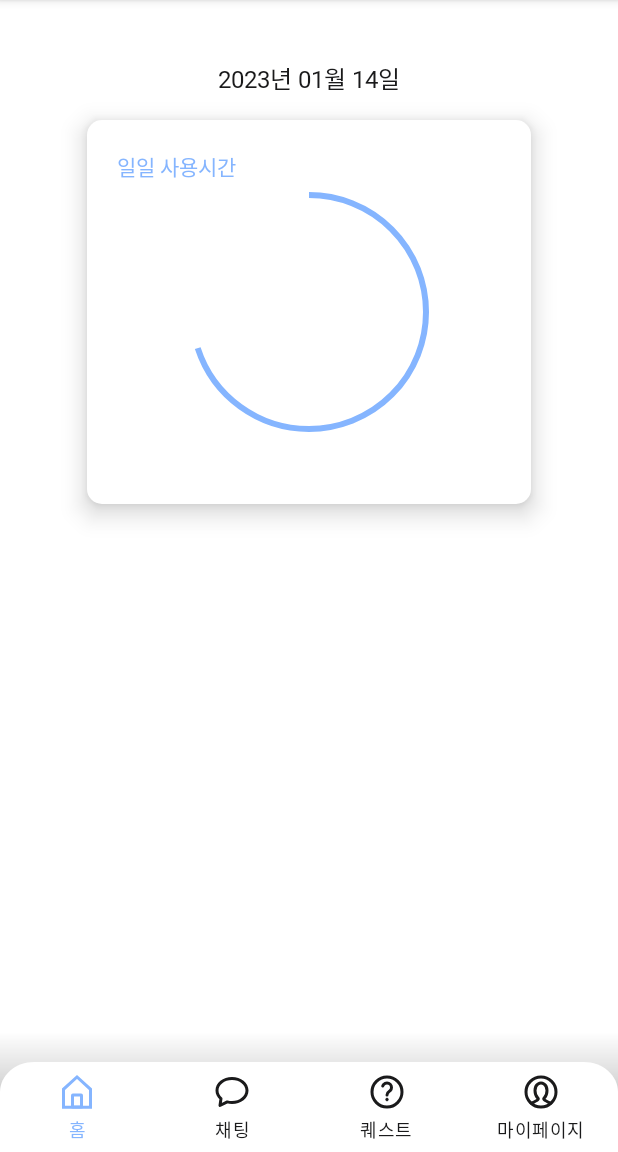
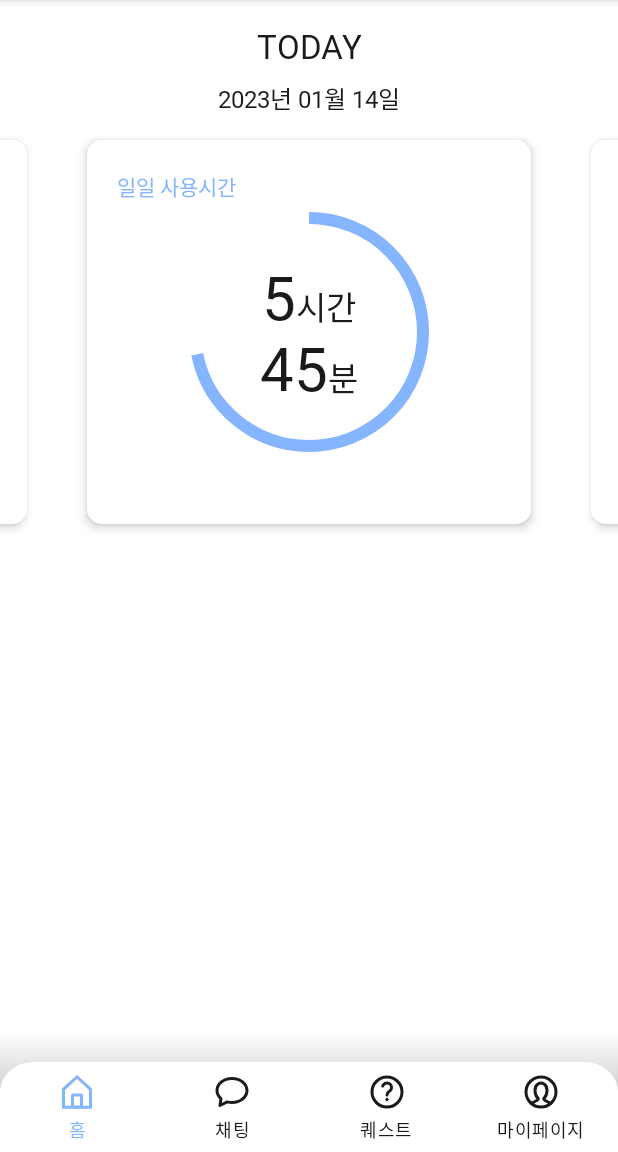
Before and after one commit to Pureum-umc-app/Pureum-FE, an Android app: the screen it shows after launch (MainActivity), on a phone screen of 412 x 824 dp, the part 84-1236 px from its top. Run offline under Robolectric (Android 15) with nearby library versions, the light colour scheme and no system bars; our stand-ins replace data binding, navigation-ui; libraries missing offline, so code that uses them is left out: com.kakao.sdk; 3 statements that could not run were skipped.

Commit message:
[ADD] 홈화면 일일 사용 시간 구현 완료

```diff
--- a/app/src/main/java/kr/co/pureum/adapter/home/UsageTimeAdapter.kt
+++ b/app/src/main/java/kr/co/pureum/adapter/home/UsageTimeAdapter.kt
@@ -1,19 +1,37 @@
 package kr.co.pureum.adapter.home
 
 import android.os.Build
-import android.view.LayoutInflater
-import android.view.ViewGroup
+import android.os.Bundle
 import androidx.annotation.RequiresApi
-import androidx.databinding.DataBindingUtil
-import androidx.recyclerview.widget.RecyclerView
-import kr.co.domain.model.UsageTimeInfo
-import kr.co.pureum.R
-import kr.co.pureum.databinding.FragmentUsageTimeBinding
-import java.time.format.DateTimeFormatter
+import androidx.fragment.app.Fragment
+import androidx.viewpager2.adapter.FragmentStateAdapter
+import kr.co.pureum.views.home.UsageTimeFragment
+import java.time.LocalDate
 
-class UsageTimeAdapter : RecyclerView.Adapter<UsageTimeAdapter.ViewHolder>() {
-    private lateinit var binding: FragmentUsageTimeBinding
-    private var usageTimeList = mutableListOf<UsageTimeInfo>()
+class UsageTimeAdapter(fragment: Fragment) : FragmentStateAdapter(fragment) {
+    companion object {
+        const val START_POSITION = Int.MAX_VALUE / 2
+    }
+
+    @RequiresApi(Build.VERSION_CODES.O)
+    override fun getItemId(position: Int): Long {
+        val date = LocalDate.now().plusDays((position - START_POSITION).toLong())
+        return date.year * 10000L + date.monthValue * 100L + date.dayOfMonth
+    }
+
+    override fun getItemCount(): Int = Int.MAX_VALUE
+
+    @RequiresApi(Build.VERSION_CODES.O)
+    override fun createFragment(position: Int): Fragment {
+        val itemId = getItemId(position)
+        return UsageTimeFragment().apply {
+            arguments = Bundle().apply {
+                putInt("year" , (itemId / 10000L).toInt())
+                putInt("month" , ((itemId % 10000L) / 100L).toInt())
+                putInt("day", (itemId % 100L).toInt())
+            }
+        }
+    }
 
     interface Listener {
         fun onClick(combId: Long)
@@ -26,32 +44,4 @@ class UsageTimeAdapter : RecyclerView.Adapter<UsageTimeAdapter.ViewHolder>() {
     fun setListener(listener: Listener){
         usageTimeListener = listener
     }
-
-    override fun onCreateViewHolder(parent: ViewGroup, viewType: Int): ViewHolder {
-        binding = DataBindingUtil.inflate(LayoutInflater.from(parent.context), R.layout.fragment_usage_time, parent, false)
-        return ViewHolder(binding)
-    }
-
-    @RequiresApi(Build.VERSION_CODES.O)
-    override fun onBindViewHolder(holder: ViewHolder, position: Int) {
-        holder.bind(usageTimeList[position], position)
-//        holder.itemView.setOnClickListener { usageTimeListener.onClick(usageTimeList[position].id) }
-    }
-
-    override fun getItemCount(): Int = usageTimeList.size
-
-    fun setData(data: List<UsageTimeInfo>){
-        usageTimeList.clear()
-        usageTimeList.addAll(data)
-        notifyDataSetChanged()
-    }
-
-    inner class ViewHolder(val binding: FragmentUsageTimeBinding) : RecyclerView.ViewHolder(binding.root) {
-        @RequiresApi(Build.VERSION_CODES.O)
-        fun bind(usageTimeInfo: UsageTimeInfo, position: Int){
-            binding.homeDate.text = usageTimeInfo.dateTime.format(DateTimeFormatter.ofPattern("yyyy년 MM월 dd일"))
-            binding.homeUsageTimeIndicator.max = usageTimeInfo.goalTime
-            binding.homeUsageTimeIndicator.progress = usageTimeInfo.usageTime
-        }
-    }
 }
--- a/app/src/main/java/kr/co/pureum/views/home/HomeFragment.kt
+++ b/app/src/main/java/kr/co/pureum/views/home/HomeFragment.kt
@@ -4,19 +4,16 @@ import android.os.Build
 import android.os.Bundle
 import android.view.View
 import androidx.annotation.RequiresApi
-import androidx.recyclerview.widget.LinearLayoutManager
-import kr.co.domain.model.UsageTimeInfo
+import androidx.recyclerview.widget.RecyclerView
 import kr.co.pureum.R
 import kr.co.pureum.adapter.home.UsageTimeAdapter
 import kr.co.pureum.base.BaseFragment
 import kr.co.pureum.databinding.FragmentHomeBinding
 import kr.co.pureum.views.MainActivity
 import java.time.LocalDateTime
-import java.time.format.DateTimeFormatter
 
 class HomeFragment : BaseFragment<FragmentHomeBinding>(R.layout.fragment_home) {
     private lateinit var mainActivity: MainActivity
-    private lateinit var today: LocalDateTime
 
     @RequiresApi(Build.VERSION_CODES.O)
     override fun onViewCreated(view: View, savedInstanceState: Bundle?) {
@@ -35,24 +32,27 @@ class HomeFragment : BaseFragment<FragmentHomeBinding>(R.layout.fragment_home) {
 
     @RequiresApi(Build.VERSION_CODES.O)
     private fun initView() {
-        today = LocalDateTime.now()
-
         binding.homeViewPager.apply {
-            adapter = UsageTimeAdapter().apply {
+            adapter = UsageTimeAdapter(this@HomeFragment).apply {
                 setListener(object : UsageTimeAdapter.Listener{
-                    override fun onClick(combId: Long) {
-                    }
-
-                    override fun onDelete(combId: Long) {
-                    }
-
-                    override fun onPost(combId: Long) {
-                    }
+                    override fun onClick(combId: Long) {}
+                    override fun onDelete(combId: Long) {}
+                    override fun onPost(combId: Long) {}
                 })
             }
+            setCurrentItem(UsageTimeAdapter.START_POSITION, false)
+
+            offscreenPageLimit = 3
+            getChildAt(0).overScrollMode = RecyclerView.OVER_SCROLL_NEVER
+
+            val pageMarginPx = resources.getDimensionPixelOffset(R.dimen.pageMargin)
+            val pagerWidth = resources.getDimensionPixelOffset(R.dimen.pagerWidth)
+            val screenWidth = resources.displayMetrics.widthPixels
+            val offsetPx = screenWidth - pageMarginPx - pagerWidth
+
+            setPageTransformer { page, position ->
+                page.translationX = position * -offsetPx
+            }
         }
-
-        val usageTimeList : List<UsageTimeInfo> = listOf(UsageTimeInfo(10, 7, LocalDateTime.now()), UsageTimeInfo(10, 7, LocalDateTime.now()), UsageTimeInfo(10, 7, LocalDateTime.now()))
-        (binding.homeViewPager.adapter as UsageTimeAdapter).setData(usageTimeList)
     }
 }
--- a/app/src/main/java/kr/co/pureum/views/home/UsageTimeFragment.kt
+++ b/app/src/main/java/kr/co/pureum/views/home/UsageTimeFragment.kt
@@ -1,10 +1,20 @@
 package kr.co.pureum.views.home
 
+import kr.co.pureum.R
+import android.os.Build
 import android.os.Bundle
+import android.text.SpannableString
+import android.text.Spanned.SPAN_INCLUSIVE_INCLUSIVE
+import android.text.TextUtils
+import android.text.style.AbsoluteSizeSpan
 import android.view.View
-import kr.co.pureum.R
+import androidx.annotation.RequiresApi
+import kr.co.domain.model.UsageTimeInfo
 import kr.co.pureum.base.BaseFragment
 import kr.co.pureum.databinding.FragmentUsageTimeBinding
+import java.time.LocalDate
+import java.time.format.DateTimeFormatter
+
 
 class UsageTimeFragment : BaseFragment<FragmentUsageTimeBinding>(R.layout.fragment_usage_time) {
     companion object {
@@ -16,13 +26,47 @@ class UsageTimeFragment : BaseFragment<FragmentUsageTimeBinding>(R.layout.fragme
         instance = this
     }
 
+    @RequiresApi(Build.VERSION_CODES.O)
     override fun onViewCreated(view: View, savedInstanceState: Bundle?) {
         super.onViewCreated(view, savedInstanceState)
         initView()
     }
 
+    @RequiresApi(Build.VERSION_CODES.O)
     private fun initView() {
+        val date = LocalDate.of(requireArguments().getInt("year"), requireArguments().getInt("month"), requireArguments().getInt("day"))
+        // TODO: 임시
+        val usageTimeInfo = UsageTimeInfo(480, 345, date)
+        if (date.isEqual(LocalDate.now())) {
+            binding.homeToday.visibility = View.VISIBLE
+        } else {
+            binding.homeToday.visibility = View.INVISIBLE
+        }
+        binding.homeDate.text = date.format(DateTimeFormatter.ofPattern("yyyy년 MM월 dd일"))
+        binding.homeUsageTimeIndicator.max = usageTimeInfo.goalTime
+        binding.homeUsageTimeIndicator.progress = usageTimeInfo.usageTime
 
+        val hour = (usageTimeInfo.usageTime / 60).toString()
+        val minute = (usageTimeInfo.usageTime % 60).toString()
+
+        val hourSpan = SpannableString(hour).apply {
+            setSpan(AbsoluteSizeSpan(resources.getDimensionPixelSize(R.dimen.text_size_40dp)),
+                0, hour.length, SPAN_INCLUSIVE_INCLUSIVE)
+        }
+        val hourTextSpan = SpannableString("시간").apply {
+            setSpan(AbsoluteSizeSpan(resources.getDimensionPixelSize(R.dimen.text_size_22dp)),
+                0, "시간".length, SPAN_INCLUSIVE_INCLUSIVE)
+        }
+        val minuteSpan = SpannableString(minute).apply {
+            setSpan(AbsoluteSizeSpan(resources.getDimensionPixelSize(R.dimen.text_size_40dp)),
+                0, minute.length, SPAN_INCLUSIVE_INCLUSIVE)
+        }
+        val minuteTextSpan = SpannableString("분").apply {
+            setSpan(AbsoluteSizeSpan(resources.getDimensionPixelSize(R.dimen.text_size_22dp)),
+                0, "분".length, SPAN_INCLUSIVE_INCLUSIVE)
+        }
+
+        binding.homeUsageTime.text = TextUtils.concat(hourSpan, hourTextSpan, "\n", minuteSpan, minuteTextSpan)
     }
 
     override fun onDestroy() {
--- a/app/src/main/res/layout/fragment_home.xml
+++ b/app/src/main/res/layout/fragment_home.xml
@@ -11,10 +11,13 @@
         <androidx.viewpager2.widget.ViewPager2
             android:id="@+id/home_view_pager"
             android:layout_width="match_parent"
-            android:layout_height="360dp"
+            android:layout_height="wrap_content"
             app:layout_constraintTop_toTopOf="parent"
-            android:layout_marginTop="8dp"
+            android:layout_marginTop="16dp"
             app:layout_constraintStart_toStartOf="parent"
-            app:layout_constraintEnd_toEndOf="parent"/>
+            app:layout_constraintEnd_toEndOf="parent"
+            android:paddingHorizontal="32dp"
+            android:clipChildren="false"
+            android:clipToPadding="false"/>
     </androidx.constraintlayout.widget.ConstraintLayout>
 </layout>
--- a/app/src/main/res/layout/fragment_usage_time.xml
+++ b/app/src/main/res/layout/fragment_usage_time.xml
@@ -1,19 +1,29 @@
 <?xml version="1.0" encoding="utf-8"?>
 <layout xmlns:android="http://schemas.android.com/apk/res/android"
     xmlns:tools="http://schemas.android.com/tools"
-    xmlns:app="http://schemas.android.com/apk/res-auto"
-    tools:context=".views.home.UsageTimeFragment">
+    xmlns:app="http://schemas.android.com/apk/res-auto">
 
     <androidx.constraintlayout.widget.ConstraintLayout
         android:layout_width="match_parent"
         android:layout_height="match_parent">
 
         <TextView
-            android:id="@+id/home_date"
-            android:layout_width="match_parent"
+            android:id="@+id/home_today"
+            android:layout_width="wrap_content"
             android:layout_height="wrap_content"
             app:layout_constraintTop_toTopOf="parent"
-            android:layout_marginTop="32dp"
+            app:layout_constraintStart_toStartOf="parent"
+            app:layout_constraintEnd_toEndOf="parent"
+            android:fontFamily="@font/nanum_square_neo_extrabold"
+            android:text="@string/today"
+            android:textSize="22sp"/>
+
+        <TextView
+            android:id="@+id/home_date"
+            android:layout_width="wrap_content"
+            android:layout_height="wrap_content"
+            app:layout_constraintTop_toBottomOf="@+id/home_today"
+            android:layout_marginTop="8dp"
             app:layout_constraintStart_toStartOf="parent"
             app:layout_constraintEnd_toEndOf="parent"
             android:fontFamily="@font/nanum_square_neo_extrabold"
@@ -26,10 +36,12 @@
             android:layout_height="256dp"
             app:layout_constraintTop_toBottomOf="@id/home_date"
             android:layout_marginTop="16dp"
+            android:layout_marginBottom="8dp"
+            app:layout_constraintBottom_toBottomOf="parent"
             app:layout_constraintStart_toStartOf="parent"
             app:layout_constraintEnd_toEndOf="parent"
             android:background="@drawable/bg_home_usage_time"
-            android:elevation="10dp">
+            android:elevation="4dp">
 
             <TextView
                 android:layout_width="wrap_content"
@@ -47,11 +59,24 @@
                 android:id="@+id/home_usage_time_indicator"
                 android:layout_width="160dp"
                 android:layout_height="160dp"
+                app:layout_constraintBottom_toBottomOf="parent"
+                app:layout_constraintEnd_toEndOf="parent"
+                app:layout_constraintStart_toStartOf="parent"
+                app:layout_constraintTop_toTopOf="parent"
+                app:indicatorSize="160dp"
+                android:foregroundTint="@color/black"
+                app:trackThickness="8dp"/>
+
+            <TextView
+                android:id="@+id/home_usage_time"
+                android:layout_width="wrap_content"
+                android:layout_height="wrap_content"
                 app:layout_constraintTop_toTopOf="parent"
                 app:layout_constraintBottom_toBottomOf="parent"
                 app:layout_constraintStart_toStartOf="parent"
                 app:layout_constraintEnd_toEndOf="parent"
-                app:indicatorSize="160dp"/>
-        </androidx.constraintlayout.widget.ConstraintLayout>
+                android:textAlignment="center"
+                android:fontFamily="@font/nanum_square_neo_bold"/>
+       </androidx.constraintlayout.widget.ConstraintLayout>
     </androidx.constraintlayout.widget.ConstraintLayout>
 </layout>
--- a/app/src/main/res/values/colors.xml
+++ b/app/src/main/res/values/colors.xml
@@ -1,10 +1,5 @@
 <?xml version="1.0" encoding="utf-8"?>
 <resources>
-    <color name="purple_200">#FFBB86FC</color>
-    <color name="purple_500">#FF6200EE</color>
-    <color name="purple_700">#FF3700B3</color>
-    <color name="teal_200">#FF03DAC5</color>
-    <color name="teal_700">#FF018786</color>
     <color name="black">#FF000000</color>
     <color name="white">#FFFFFFFF</color>
 </resources>
--- /dev/null
+++ b/app/src/main/res/values/dimens.xml
@@ -0,0 +1,7 @@
+<?xml version="1.0" encoding="utf-8"?>
+<resources>
+    <dimen name="pageMargin">100dp</dimen>
+    <dimen name="pagerWidth">300dp</dimen>
+    <dimen name="text_size_40dp">40dp</dimen>
+    <dimen name="text_size_22dp">22dp</dimen>
+</resources>
--- a/app/src/main/res/values/strings.xml
+++ b/app/src/main/res/values/strings.xml
@@ -2,5 +2,6 @@
     <string name="app_name">푸름</string>
 
     <!--  HomeFragment  -->
+    <string name="today">TODAY</string>
     <string name="daily_usage_time">일일 사용시간</string>
 </resources>
--- a/domain/src/main/java/kr/co/domain/model/UsageTimeInfo.kt
+++ b/domain/src/main/java/kr/co/domain/model/UsageTimeInfo.kt
@@ -1,9 +1,9 @@
 package kr.co.domain.model
 
-import java.time.LocalDateTime
+import java.time.LocalDate
 
 data class UsageTimeInfo(
     var goalTime: Int,
     var usageTime: Int,
-    var dateTime: LocalDateTime,
+    var dateTime: LocalDate,
 )
```
